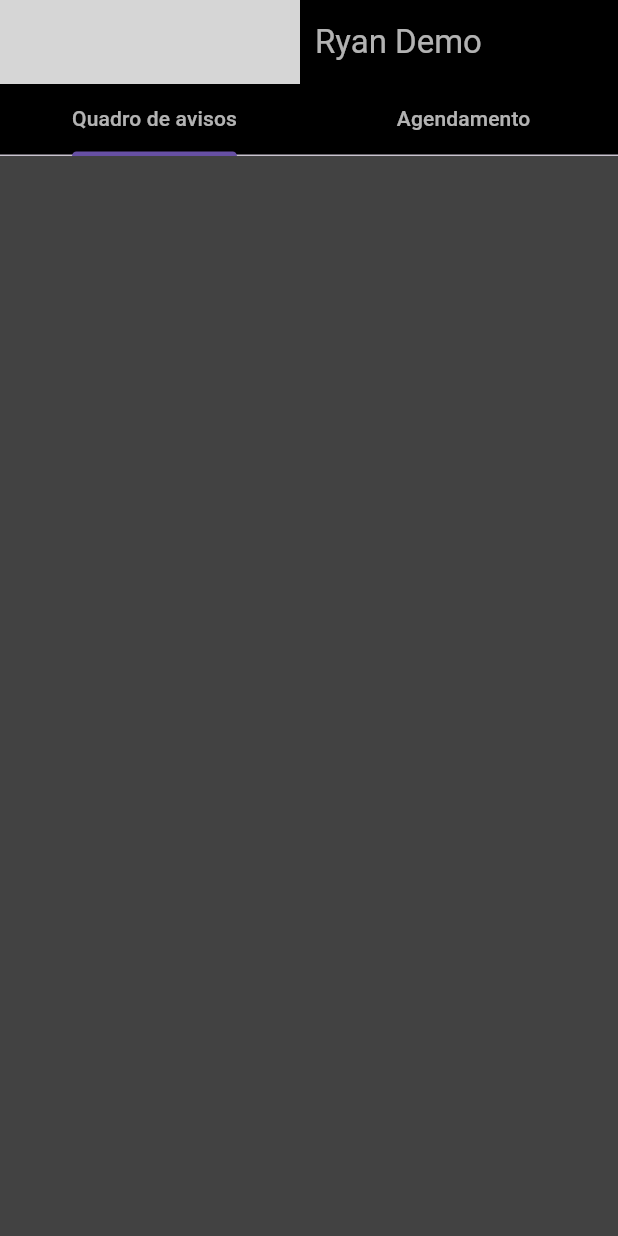
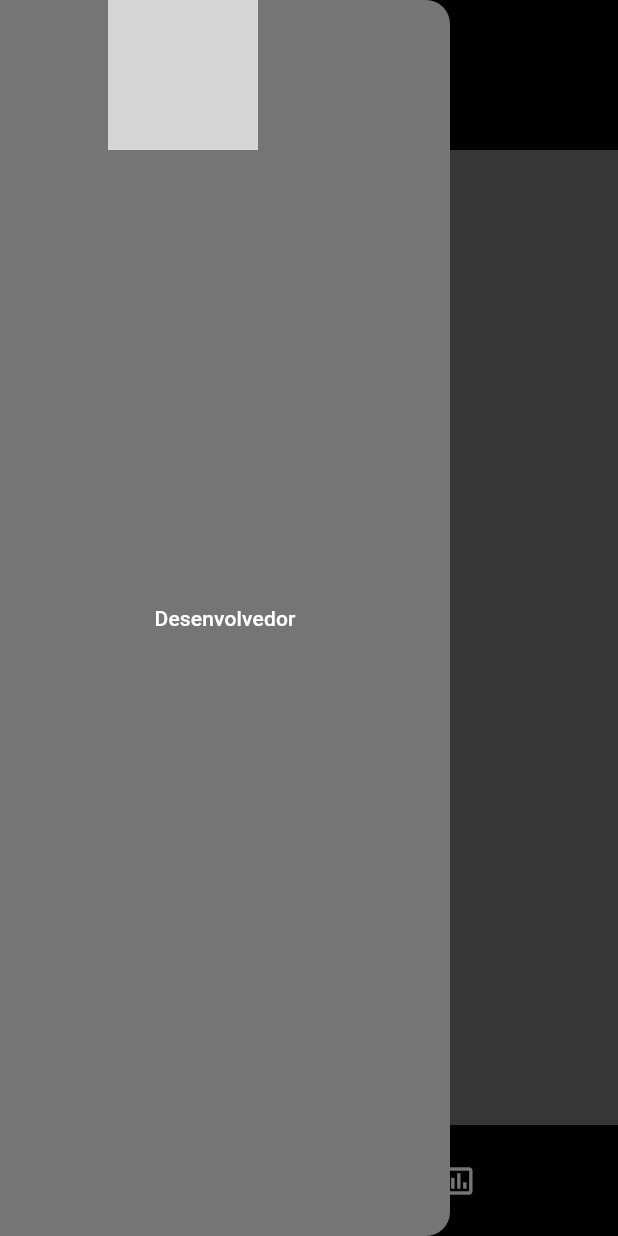
Before and after one commit to Erickhbs/flutter-barber-app, a Flutter app: the screen it shows after launch, with the side drawer open (before the commit the screen has no drawer), on a phone screen of 412 x 824 dp. Run offline on Flutter 3.47's test engine with Material 3 defaults, Android fonts, the phone set to English and light mode, and no system bars; drawn by our look-alikes of google_nav_bar; network calls fail; grey boxes are pictures that could not be loaded.

Commit message:
Tela home

```diff
--- a/lib/main.dart
+++ b/lib/main.dart
@@ -1,37 +1,20 @@
 
-import 'package:demo/screens/board_screen.dart';
-import 'package:demo/screens/schedules_screen.dart';
+import 'package:demo/screens/home_screen.dart';
 import 'package:flutter/material.dart';
 
 void main() {
+  WidgetsFlutterBinding.ensureInitialized();
   runApp(const MaterialAppHome());
 }
 
 class MaterialAppHome extends StatelessWidget {
-  const MaterialAppHome({super.key, cor});
+  const MaterialAppHome({super.key});
 
   @override
   Widget build(BuildContext context) {
     return MaterialApp(
-      home: DefaultTabController(
-        length: 3,
-        child: Scaffold(
-          backgroundColor: Colors.grey[800],
-          appBar: AppBar(
-            backgroundColor: Colors.black,
-            leadingWidth: 200,
-            leading: Image.network("https://media-for1-1.cdn.whatsapp.net/v/t61.24694-24/346703910_631158428902483_994226790256464793_n.jpg?ccb=11-4&oh=01_AdS99boH4b4ApOe_7WHlQP7spc1dP4xBBbXiZmo9mvshrg&oe=65BAACBD&_nc_sid=e6ed6c&_nc_cat=110"),
-            titleSpacing: 10,
-            title: const Text("Ryan Demo", style: TextStyle(color: Colors.white70),),
-            bottom:  TabBar(
-              tabs: [
-                BoardScreen(),
-                SchedulesScreen(),
-              ],
-            ),
-          ),
-        ),
-      ),
+      debugShowCheckedModeBanner: false,
+      home: HomeScreen(),
     );
   }
 }
--- a/lib/screens/board_screen.dart
+++ /dev/null
@@ -1,17 +0,0 @@
-
-
-import 'package:flutter/material.dart';
-
-class BoardScreen extends StatelessWidget {
-  const BoardScreen({
-    super.key,
-  });
-
-  @override
-  Widget build(BuildContext context) {
-    return const Tab(
-      child: Text("Quadro de avisos", style: TextStyle(color: Colors.white70),),
-    );
-
-  }
-}
--- /dev/null
+++ b/lib/screens/home_screen.dart
@@ -0,0 +1,58 @@
+import 'package:flutter/material.dart';
+import 'package:google_nav_bar/google_nav_bar.dart';
+
+class HomeScreen extends StatelessWidget {
+  HomeScreen({super.key});
+  int _index = 0;
+
+  @override
+  Widget build(BuildContext context) {
+    return Scaffold(
+      backgroundColor: Colors.grey.shade600,
+      appBar: AppBar(
+        title: Image.network(
+          'https://topsalao.com/dados_usuarios/topsalao/102922/foto_capa.jpg?atualizador=15619',
+          width: 100,
+          height: 100,
+        ),
+        toolbarHeight: 100,
+        backgroundColor: Colors.black,
+        foregroundColor: Colors.white,
+      ),
+      drawer: Drawer(
+        width: 300,
+        backgroundColor: Colors.grey.shade600,
+        child: Center(
+          child:
+            TextButton(
+              child: const Text('Desenvolvedor', style: TextStyle(color: Colors.white),),
+              onPressed: () {
+              },
+            ),
+        ),
+      ),
+
+      //google_navigation_bar
+      bottomNavigationBar: GNav(
+
+        //pagina atual
+        selectedIndex: _index,
+
+        //teste de index das paginas
+        onTabChange: (_index) => {
+          print(_index)
+        },
+        backgroundColor: Colors.black,
+        color: Colors.white,
+        activeColor: Colors.white,
+        mainAxisAlignment: MainAxisAlignment.center,
+        gap: 8,
+        tabs: const [
+          GButton(icon: Icons.home_outlined, text: 'Avisos',),
+          GButton(icon: Icons.add_circle_outline_rounded, text: 'Agendamento',),
+          GButton(icon: Icons.assessment_outlined, text: 'Informações'),
+        ],
+      ),
+    );
+  }
+}
--- a/lib/screens/schedules_screen.dart
+++ /dev/null
@@ -1,16 +0,0 @@
-
-import 'package:flutter/material.dart';
-
-class SchedulesScreen extends StatelessWidget {
-  const SchedulesScreen({
-    super.key,
-  });
-
-  @override
-  Widget build(BuildContext context) {
-    return const Tab(
-      child: Text("Agendamento", style: TextStyle(color: Colors.white70)),
-
-    );
-  }
-}
--- a/lib/widgets/appbar_icon.dart
+++ /dev/null
@@ -1,26 +0,0 @@
-import 'package:demo/screens/board_screen.dart';
-import 'package:demo/screens/schedules_screen.dart';
-import 'package:flutter/material.dart';
-
-class StyleAppBar extends StatelessWidget {
-  const StyleAppBar({
-    super.key,
-  });
-
-  @override
-  Widget build(BuildContext context) {
-    return AppBar(
-      backgroundColor: Colors.black,
-      leadingWidth: 200,
-      leading: Image.network("https://media-for1-1.cdn.whatsapp.net/v/t61.24694-24/346703910_631158428902483_994226790256464793_n.jpg?ccb=11-4&oh=01_AdS99boH4b4ApOe_7WHlQP7spc1dP4xBBbXiZmo9mvshrg&oe=65BAACBD&_nc_sid=e6ed6c&_nc_cat=110"),
-      titleSpacing: 10,
-      title: const Text("Ryan Demo", style: TextStyle(color: Colors.white70),),
-      bottom:  TabBar(
-        tabs: [
-          BoardScreen(),
-          SchedulesScreen(),
-        ],
-      ),
-    );
-  }
-}
--- a/pubspec.yaml
+++ b/pubspec.yaml
@@ -35,6 +35,7 @@ dependencies:
   # The following adds the Cupertino Icons font to your application.
   # Use with the CupertinoIcons class for iOS style icons.
   cupertino_icons: ^1.0.2
+  google_nav_bar: ^5.0.6
 
 dev_dependencies:
   flutter_test:
```
Also changed, not shown: pubspec.lock.
